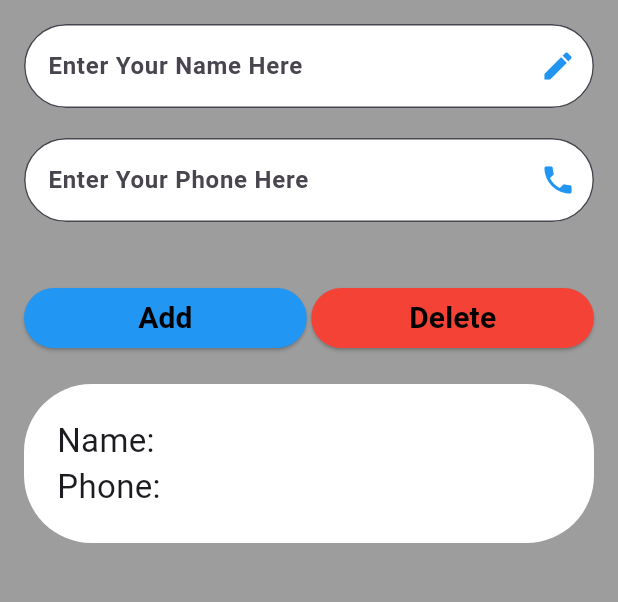
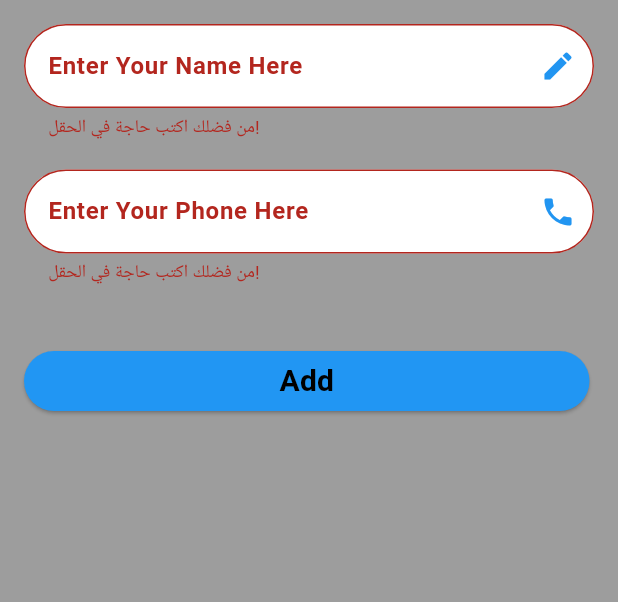
Before and after one commit to medo7developer/ContactApp-V1, a Flutter app: the screen it shows after launch, after a tap on "Add", on a phone screen of 412 x 824 dp, the part 84-686 px from its top. Run offline on Flutter 3.47's test engine with Material 3 defaults, Android fonts, the phone set to English and light mode, and no system bars.

Commit message:
Initial commit

```diff
--- a/lib/home.dart
+++ b/lib/home.dart
@@ -1,5 +1,6 @@
-import 'package:contactapp/container_style.dart';
 import 'package:flutter/material.dart';
+import 'package:flutter/widgets.dart';
+import 'container_style.dart'; // تأكد من استيراد الـ ContainerStyle
 
 class MyHomePage extends StatefulWidget {
   @override
@@ -9,36 +10,40 @@ class MyHomePage extends StatefulWidget {
 class _MyHomePageState extends State<MyHomePage> {
   final TextEditingController textController = TextEditingController();
   final TextEditingController phoneController = TextEditingController();
+  String errorMessage = '';
 
   int counter = 0;
-  List<bool> visibilityList = [false, false, false];
   List<ContainerStyle> containers = [];
 
   void addItem() {
     if (counter < 3) {
       setState(() {
+        if (textController.text.isEmpty || phoneController.text.isEmpty) {
+          errorMessage = 'من فضلك اكتب حاجة في الحقل!';
+        } else {
           String name = textController.text;
           String phone = phoneController.text;
 
-        visibilityList[counter] = true;
-        containers.add(ContainerStyle(name: name, phone: phone));
+          int currentIndex = containers.length - 1;
 
+          containers.add(ContainerStyle(
+            name: name,
+            phone: phone,
+            remove: () => removeItem(currentIndex),
+          ));
           counter++;
-
           textController.clear();
           phoneController.clear();
+        }
       });
     }
   }
 
-  void removeItem() {
-    if (counter > 0) {
+  void removeItem(int index) {
     setState(() {
+      containers.removeAt(index);
       counter--;
-        visibilityList[counter] = false;
-        containers.removeLast();
     });
-    }
   }
 
   @override
@@ -53,32 +58,50 @@ class _MyHomePageState extends State<MyHomePage> {
               controller: textController,
               decoration: InputDecoration(
                 labelText: 'Enter Your Name Here',
+                errorText: errorMessage.isNotEmpty ? errorMessage : null,
                 labelStyle: TextStyle(fontWeight: FontWeight.bold),
                 filled: true,
                 fillColor: Colors.white,
                 suffixIcon: Icon(Icons.edit),
                 suffixIconColor: Color(0xff2195F1),
                 border: OutlineInputBorder(
-                      borderRadius: BorderRadius.circular(50))),
+                  borderRadius: BorderRadius.circular(50),
+                ),
+              ),
+              onChanged: (text) {
+                setState(() {
+                  errorMessage = '';
+                });
+              },
             ),
             SizedBox(height: 20),
             TextField(
               controller: phoneController,
               decoration: InputDecoration(
                 labelText: 'Enter Your Phone Here',
+                errorText: errorMessage.isNotEmpty ? errorMessage : null,
                 labelStyle: TextStyle(fontWeight: FontWeight.bold),
                 filled: true,
                 fillColor: Colors.white,
                 suffixIcon: Icon(Icons.phone),
                 suffixIconColor: Color(0xff2195F1),
                 border: OutlineInputBorder(
-                      borderRadius: BorderRadius.circular(50))),
+                  borderRadius: BorderRadius.circular(50),
+                ),
+              ),
+              onChanged: (text) {
+                setState(() {
+                  errorMessage = '';
+                });
+              },
             ),
             SizedBox(height: 40),
             Row(
               mainAxisAlignment: MainAxisAlignment.center,
               children: [
                 Expanded(
+                  child: Container(
+                    width: MediaQuery.of(context).size.width * 1,
                     child: ElevatedButton(
                       style: ButtonStyle(
                         backgroundColor:
@@ -90,39 +113,29 @@ class _MyHomePageState extends State<MyHomePage> {
                         style: TextStyle(
                           color: Colors.black,
                           fontWeight: FontWeight.bold,
-                          fontSize: 20),
+                          fontSize: 20,
+                        ),
+                      ),
                     ),
                   ),
                 ),
                 SizedBox(width: 3),
-                Expanded(
-                  child: ElevatedButton(
-                    style: ButtonStyle(
-                      backgroundColor:
-                          MaterialStateProperty.all<Color>(Colors.red),
-                    ),
-                    onPressed: removeItem,
-                    child: Text(
-                      'Delete',
-                      style: TextStyle(
-                          color: Colors.black,
-                          fontWeight: FontWeight.bold,
-                          fontSize: 20),
-                    ),
-                  ),
-                ),
               ],
             ),
             SizedBox(height: 20),
             Column(
-              children: containers.map((container) {
+              children: List.generate(containers.length, (index) {
                 return Column(
                   children: [
-                    container,
+                    ContainerStyle(
+                      name: containers[index].name,
+                      phone: containers[index].phone,
+                      remove: () => removeItem(index),
+                    ),
                     SizedBox(height: 20),
                   ],
                 );
-              }).toList(),
+              }),
             ),
           ],
         ),
```
Also changed, not shown: lib/container_style.dart (+30 -2 lines). Lines whose indentation alone changed are shown as unchanged.
